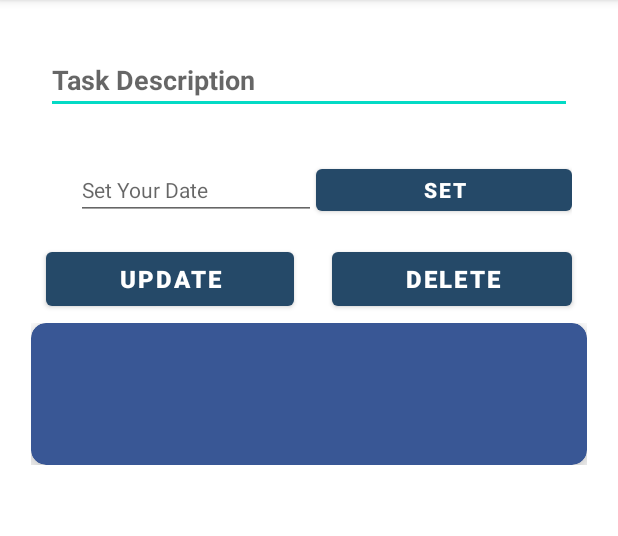
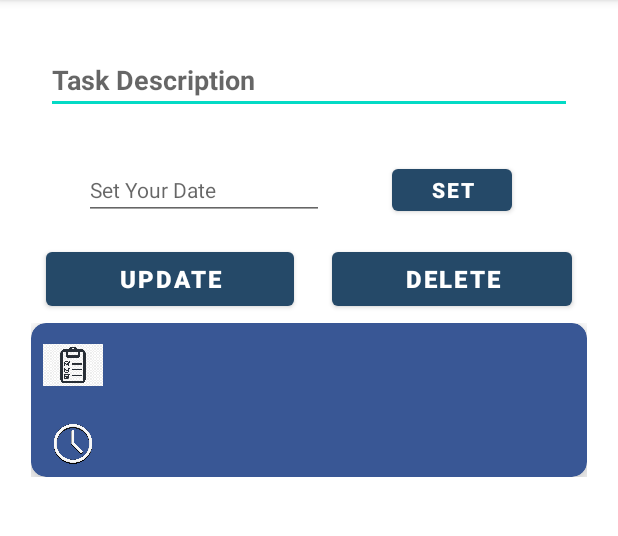
Before and after one commit to ibrahimertanylmz/GorevYoneticisi, an Android app: the screen it shows after launch (MainActivity), after a tap on an icon or button, on a phone screen of 412 x 824 dp, the part 84-620 px from its top. Run offline under Robolectric (Android 15) with nearby library versions, the phone set to English and light mode, and no system bars; our stand-ins replace Room's generated code, data binding; 2 other taps on this screen came first.

Commit message:
user interface updated.

```diff
--- a/app/src/main/java/com/example/gorevyoneticisi/MainActivity.kt
+++ b/app/src/main/java/com/example/gorevyoneticisi/MainActivity.kt
@@ -75,7 +75,6 @@ class MainActivity : AppCompatActivity() {
         }
     }
     private fun listItemClicked(task: Task){
-        Toast.makeText(this,"selected name is ${task.description}",Toast.LENGTH_LONG).show()
         taskViewModel.initUpdateAndDelete(task)
     }
 }
--- a/app/src/main/java/com/example/gorevyoneticisi/TaskViewModel.kt
+++ b/app/src/main/java/com/example/gorevyoneticisi/TaskViewModel.kt
@@ -61,11 +61,10 @@ class TaskViewModel (private val repository: TaskRepository): ViewModel(), Obser
     fun insert(task: Task): Job = viewModelScope.launch {
         val newRowId =repository.insert(task)
         if (newRowId>-1){
-            statusMessage.value = Event("Task Inserted Successfully!! ")
+            statusMessage.value = Event("Task Saved Successfully!! ")
         }else{
             statusMessage.value = Event("Error Occurred!!")
         }
-
     }
     fun update(task: Task): Job = viewModelScope.launch {
         val noOfRows = repository.update(task)
@@ -90,7 +89,6 @@ class TaskViewModel (private val repository: TaskRepository): ViewModel(), Obser
         saveOrUpdateButtonText.value = "Save"
         clearAllOrDeleteButtonText.value = "Clear All"
         statusMessage.value = Event("Task Deleted Successfully!!")
-
     }
     fun initUpdateAndDelete(task: Task){
         inputDescription.value = task.description
@@ -104,7 +102,6 @@ class TaskViewModel (private val repository: TaskRepository): ViewModel(), Obser
         repository.deleteAll()
         statusMessage.value = Event("All Tasks Deleted Successfully!!")
     }
-
     override fun addOnPropertyChangedCallback(callback: Observable.OnPropertyChangedCallback?) {
     }
     override fun removeOnPropertyChangedCallback(callback: Observable.OnPropertyChangedCallback?) {
--- a/app/src/main/java/com/example/gorevyoneticisi/adapter/TaskRecyclerViewAdapter.kt
+++ b/app/src/main/java/com/example/gorevyoneticisi/adapter/TaskRecyclerViewAdapter.kt
@@ -1,5 +1,7 @@
 package com.example.gorevyoneticisi.adapter
 
+import android.annotation.SuppressLint
+import android.graphics.Color
 import android.view.LayoutInflater
 import android.view.ViewGroup
 import androidx.databinding.DataBindingUtil
@@ -7,20 +9,22 @@ import androidx.recyclerview.widget.RecyclerView
 import com.example.gorevyoneticisi.R
 import com.example.gorevyoneticisi.database.Task
 import com.example.gorevyoneticisi.databinding.ListItemBinding
+import java.text.SimpleDateFormat
+import java.util.*
 
-class TaskRecyclerViewAdapter (private val taskList: List<Task>,
-                               private val clickListener:(Task)->Unit)
+class TaskRecyclerViewAdapter(private val taskList: List<Task>,
+                              private val clickListener: (Task) -> Unit)
     : RecyclerView.Adapter<MyViewHolder>()
 {
     override fun onCreateViewHolder(parent: ViewGroup, viewType: Int): MyViewHolder {
         val layoutInflater = LayoutInflater.from(parent.context)
         val binding : ListItemBinding =
-                DataBindingUtil.inflate(layoutInflater, R.layout.list_item,parent,false)
+                DataBindingUtil.inflate(layoutInflater, R.layout.list_item, parent, false)
         return MyViewHolder(binding)
     }
 
     override fun onBindViewHolder(holder: MyViewHolder, position: Int) {
-        holder.bind(taskList[position],clickListener)
+        holder.bind(taskList[position], clickListener)
     }
 
     override fun getItemCount(): Int {
@@ -29,9 +33,14 @@ class TaskRecyclerViewAdapter (private val taskList: List<Task>,
 }
 
 class MyViewHolder(val binding: ListItemBinding): RecyclerView.ViewHolder(binding.root){
-    fun bind (task: Task, clickListener:(Task)->Unit){
+    @SuppressLint("SimpleDateFormat")
+    fun bind(task: Task, clickListener: (Task) -> Unit){
         binding.descriptionTextView.text = task.description
         binding.periodTextView.text = task.period
+        val sdf = SimpleDateFormat("dd.MM.yyyy")
+        val strDate = sdf.parse(binding.periodTextView.text.toString() )
+        if (Date().after(strDate)) binding.periodTextView.setTextColor(Color.parseColor("#FC3221"))
+        if (sdf.format(Date()).equals(sdf.format(strDate))) binding.periodTextView.setTextColor(Color.parseColor("#FFE338"))
         binding.listItemLayout.setOnClickListener{
             clickListener(task)
         }
--- a/app/src/main/java/com/example/gorevyoneticisi/database/TaskDatabase.kt
+++ b/app/src/main/java/com/example/gorevyoneticisi/database/TaskDatabase.kt
@@ -24,7 +24,6 @@ abstract class TaskDatabase : RoomDatabase(){
                         "task_data_database").build() }
                 return instance
             }
-
         }
     }
 }
--- a/app/src/main/res/layout/activity_main.xml
+++ b/app/src/main/res/layout/activity_main.xml
@@ -8,10 +8,12 @@
             name="myViewModel"
             type="com.example.gorevyoneticisi.TaskViewModel" />
     </data>
+
     <LinearLayout
         android:layout_width="match_parent"
         android:layout_height="match_parent"
         android:layout_margin="15dp"
+        android:background="#FFFFFF"
         android:orientation="vertical"
         tools:context=".MainActivity">
 
@@ -37,20 +39,24 @@
                 android:id="@+id/edt_date"
                 android:layout_width="wrap_content"
                 android:layout_height="wrap_content"
+                android:layout_marginStart="25dp"
+                android:layout_marginLeft="40dp"
+                android:layout_marginEnd="45dp"
+                android:layout_marginRight="45dp"
                 android:ems="10"
                 android:focusable="false"
                 android:focusableInTouchMode="false"
-                android:layout_marginLeft="20dp"
                 android:hint="Set Your Date"
                 android:inputType="textPersonName"
                 android:text="@={myViewModel.inputPeriod}"
-                android:textSize="14sp"
-                android:layout_marginStart="20dp" />
+                android:textSize="14sp" />
 
             <Button
                 android:id="@+id/btn_set_period"
                 android:layout_width="0dp"
                 android:layout_height="wrap_content"
+                android:layout_marginEnd="40dp"
+                android:layout_marginRight="40dp"
                 android:layout_weight="30"
                 android:text="SET"
                 android:textStyle="bold"
--- a/app/src/main/res/layout/list_item.xml
+++ b/app/src/main/res/layout/list_item.xml
@@ -7,7 +7,6 @@
         android:layout_height="wrap_content"
         android:layout_marginBottom="20dp"
         android:orientation="vertical">
-
         <androidx.cardview.widget.CardView
             android:id="@+id/card_view"
             android:layout_width="match_parent"
@@ -25,28 +24,69 @@
                 android:layout_height="match_parent"
                 android:orientation="vertical">
 
+                <LinearLayout
+                    android:id="@+id/description_layout"
+                    android:layout_width="match_parent"
+                    android:layout_height="match_parent"
+                    android:orientation="horizontal">
+
+                    <ImageView
+                        app:cardCornerRadius="10dp"
+                        android:id="@+id/image_task"
+                        android:layout_width="40dp"
+                        android:layout_height="40dp"
+                        android:layout_marginLeft="8dp"
+                        android:layout_marginTop="8dp"
+                        android:background="#395795"
+                        android:paddingTop="4dp"
+                        android:paddingBottom="4dp"
+                        app:srcCompat="@drawable/task_icon"
+                        android:layout_marginStart="8dp" />
+
                     <TextView
                         android:id="@+id/description_text_view"
                         android:layout_width="wrap_content"
                         android:layout_height="wrap_content"
                         android:layout_margin="10dp"
                         android:background="#395795"
-                    android:text="TextView"
+                        android:text=""
                         android:textColor="#FFFFFF"
                         android:textSize="24sp"
                         android:textStyle="bold" />
+                </LinearLayout>
+
+                <LinearLayout
+                    android:id="@+id/dateandtime_layout"
+                    android:layout_width="match_parent"
+                    android:layout_height="match_parent"
+                    android:orientation="horizontal">
+
+                    <ImageView
+                        android:id="@+id/image_time"
+                        android:layout_width="40dp"
+                        android:layout_height="40dp"
+                        android:layout_marginLeft="8dp"
+                        android:layout_marginTop="8dp"
+                        android:background="#395795"
+                        android:paddingTop="4dp"
+                        android:paddingBottom="4dp"
+                        app:srcCompat="@drawable/time_icon"
+                        android:layout_marginStart="8dp" />
 
                     <TextView
                         android:id="@+id/period_text_view"
                         android:layout_width="wrap_content"
                         android:layout_height="wrap_content"
                         android:layout_margin="10dp"
+                        android:paddingTop="8dp"
                         android:background="#395795"
-                    android:text="TextView"
+                        android:text=""
                         android:textColor="#FFFFFF"
                         android:textSize="16sp"
                         android:textStyle="bold" />
                 </LinearLayout>
+
+            </LinearLayout>
         </androidx.cardview.widget.CardView>
     </LinearLayout>
 </layout>
```
Also changed, not shown: app/src/main/res/drawable/task_icon.png (added), app/src/main/res/drawable/time_icon.png (added). Lines whose indentation alone changed are shown as unchanged.
